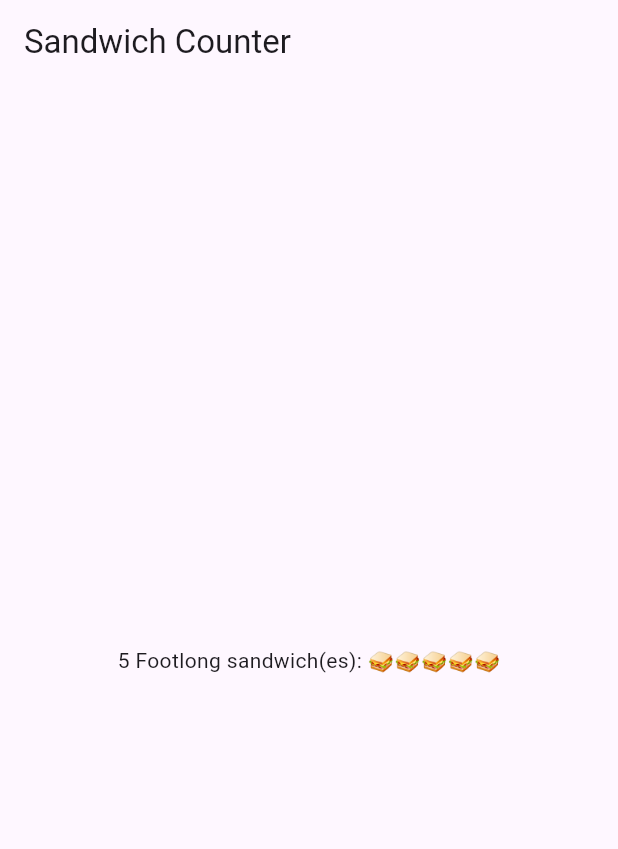
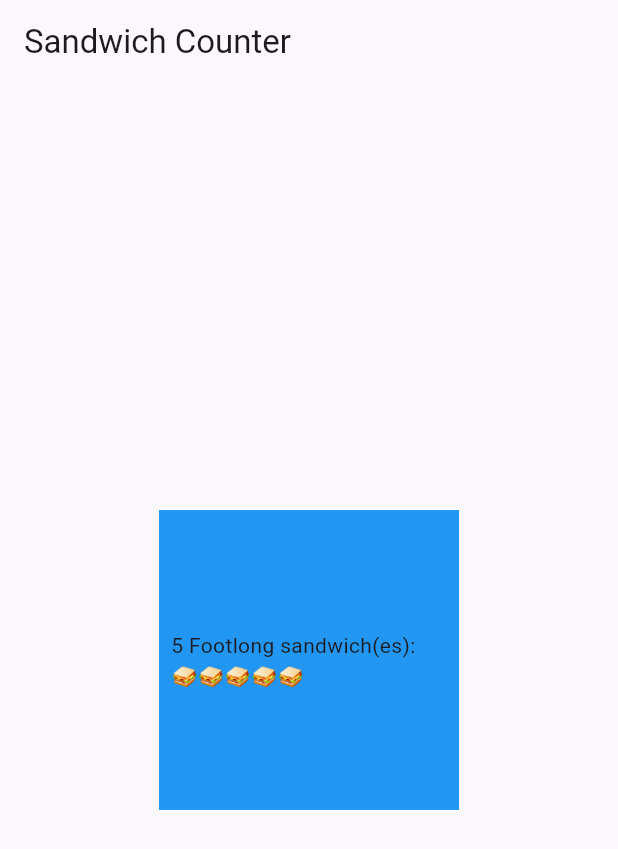
Before and after one commit to K-agya/sandwich_shop, a Flutter app: the screen it shows after launch, on a phone screen of 412 x 824 dp. Shown: the top 849 px of the screen. Run offline on Flutter 3.47's test engine with Material 3 defaults, Android fonts, the phone set to English and light mode, and no system bars.

Commit message:
Wrap OrderItemDisplay inside Container

```diff
--- a/lib/main.dart
+++ b/lib/main.dart
@@ -13,8 +13,15 @@ class App extends StatelessWidget {
       title: 'Sandwich Shop App',
       home: Scaffold(
         appBar: AppBar(title: const Text('Sandwich Counter')),
-      body: const Center(
-        child: OrderItemDisplay(5, 'Footlong'),
+        body: Center(
+          child: Container(
+            width: 200,
+            height: 200,
+            alignment: Alignment.center,
+            padding: const EdgeInsets.all(8),
+            color: Colors.blue,
+            child: const OrderItemDisplay(5, 'Footlong'), // fixed: single comma and closed Container/Center/Scaffold/MaterialApp properly
+          ),
         ),
       ),
     );
```
Lines whose indentation alone changed are shown as unchanged.
